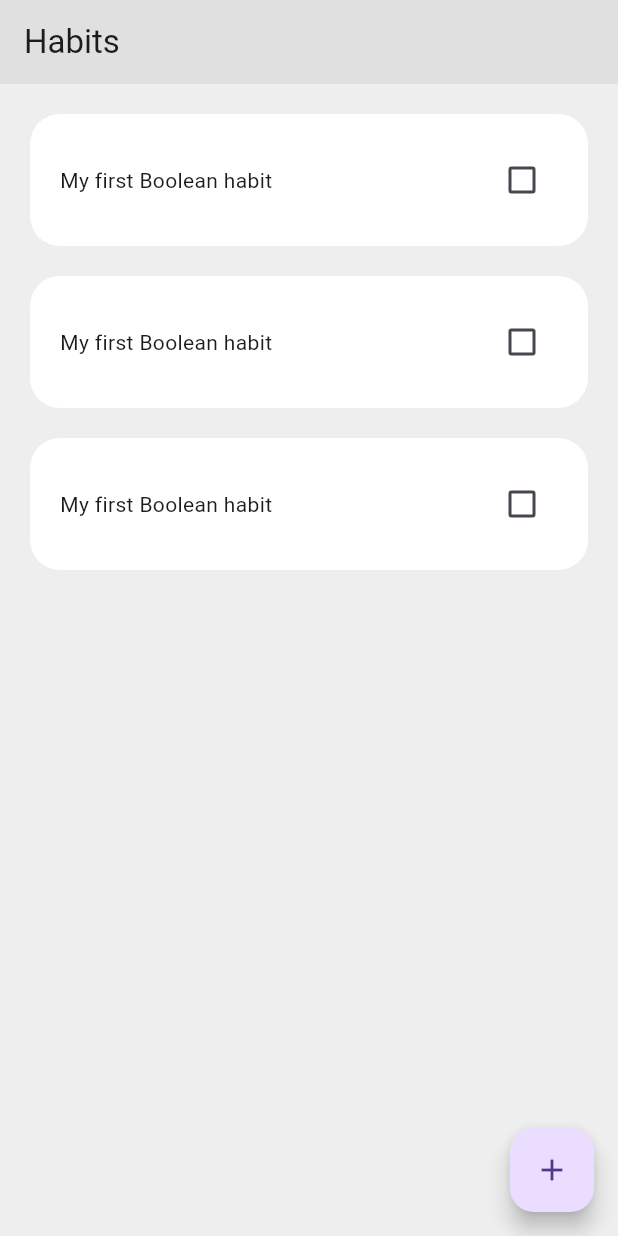
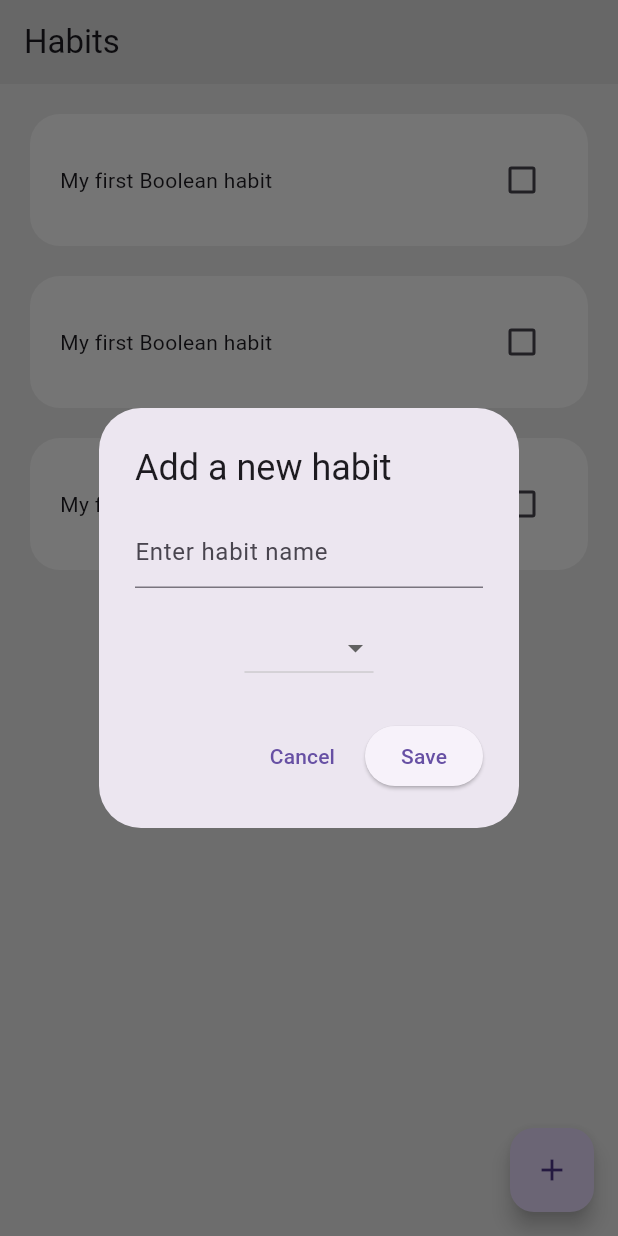
Before and after one commit to veer258/flutter_habitracker, a Flutter app: the screen it shows after launch, after a tap on the "add" icon, on a phone screen of 412 x 824 dp. Run offline on Flutter 3.47's test engine with Material 2 defaults, Android fonts, the phone set to English and light mode, and no system bars.

Commit message:
Working dummy FAB

```diff
--- a/lib/util/add_habit.dart
+++ b/lib/util/add_habit.dart
@@ -1,10 +1,86 @@
 import 'package:flutter/material.dart';
 
-class AddHabit extends StatelessWidget {
-  const AddHabit({super.key});
+class AddHabit extends StatefulWidget {
+  const AddHabit({Key? key}) : super(key: key);
+
+  @override
+  State<AddHabit> createState() => _AddHabitState();
+}
+
+class _AddHabitState extends State<AddHabit> {
+  String? _habitName;
+  List<String> _types = ['Yes / No', 'Number', 'Text'];
+  String? _habitType;
+
+  void _showDialog() {
+    showDialog(
+      context: context,
+      builder: (BuildContext context) {
+        return AlertDialog(
+          title: Text('Add a new habit'),
+          content: Column(
+            mainAxisSize: MainAxisSize.min,
+            children: [
+              TextField(
+                onChanged: (value) {
+                  setState(() {
+                    _habitName = value;
+                  });
+                },
+                decoration: InputDecoration(hintText: "Enter habit name"),
+              ),
+              SizedBox(height: 16),
+              DropdownButton<String>(
+                value: _habitType,
+                onChanged: (String? newValue) {
+                  setState(() {
+                    _habitType = newValue;
+                  });
+                },
+                dropdownColor: Colors.grey[200],
+                items: _types.map((String value) {
+                  return DropdownMenuItem<String>(
+                    value: value,
+                    child: Text(value),
+                  );
+                }).toList(),
+              ),
+            ],
+          ),
+          actions: [
+            TextButton(
+              onPressed: () {
+                Navigator.of(context).pop();
+              },
+              child: Text('Cancel'),
+            ),
+            ElevatedButton(
+              onPressed: () {
+                if (_habitName != null && _habitType != null) {
+                  print('Habit name: $_habitName');
+                  print('Selected type: $_habitType');
+                  Navigator.of(context).pop(_habitName);
+                }
+              },
+              child: Text('Save'),
+            ),
+          ],
+        );
+      },
+    ).then((value) {
+      if (value != null) {
+        setState(() {
+          _habitName = value;
+        });
+      }
+    });
+  }
 
   @override
   Widget build(BuildContext context) {
-    return FloatingActionButton(onPressed: () {}, child: Icon(Icons.add));
+    return FloatingActionButton(
+      onPressed: _showDialog,
+      child: Icon(Icons.add),
+    );
   }
 }
--- a/lib/util/habits_page.dart
+++ b/lib/util/habits_page.dart
@@ -1,8 +1,8 @@
 import "package:flutter/material.dart";
+import "package:flutter_habitracker/util/add_habit.dart";
 import "package:flutter_habitracker/util/bool_habit.dart";
 import "package:flutter_habitracker/util/int_habit.dart";
 import "package:flutter_habitracker/util/str_habit.dart";
-import "package:flutter_habitracker/util/add_habit.dart";
 
 class HabitsPage extends StatefulWidget {
   const HabitsPage({super.key});
@@ -28,10 +28,7 @@ class _HabitsPageState extends State<HabitsPage> {
       body: ListView(
         children: habitsList.map((habit) => habit as Widget).toList(),
       ),
-      floatingActionButton: FloatingActionButton(
-        onPressed: () {},
-        child: const Icon(Icons.add),
-      ),
+      floatingActionButton: AddHabit(),
     );
   }
 }
```
